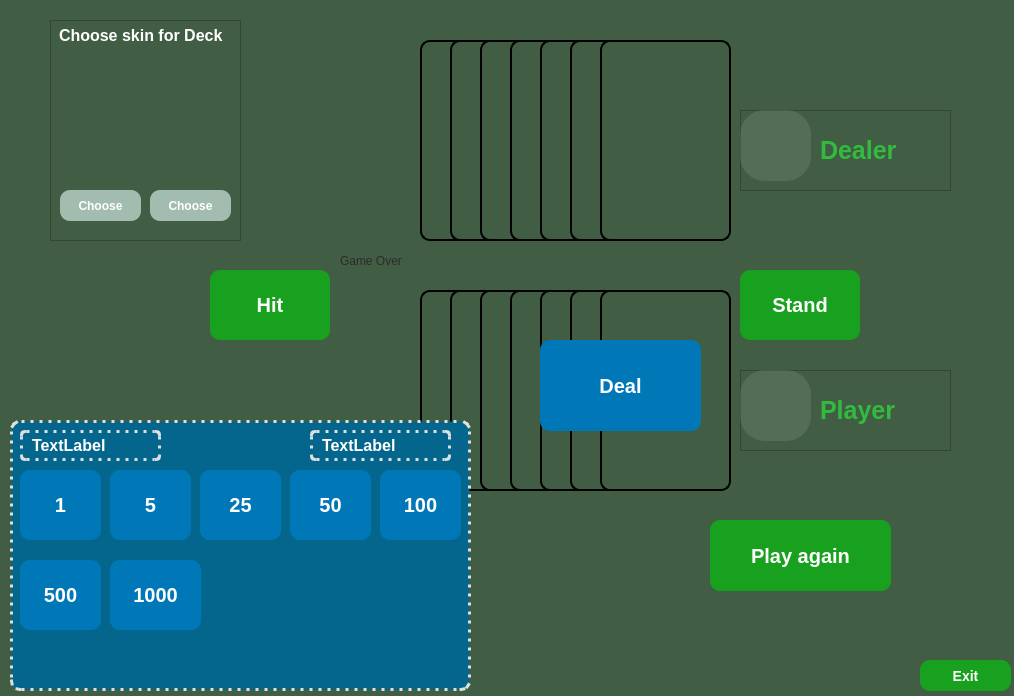
Qt form mainwindow.ui (Yaroslav3947/Blackjack) before a commit.
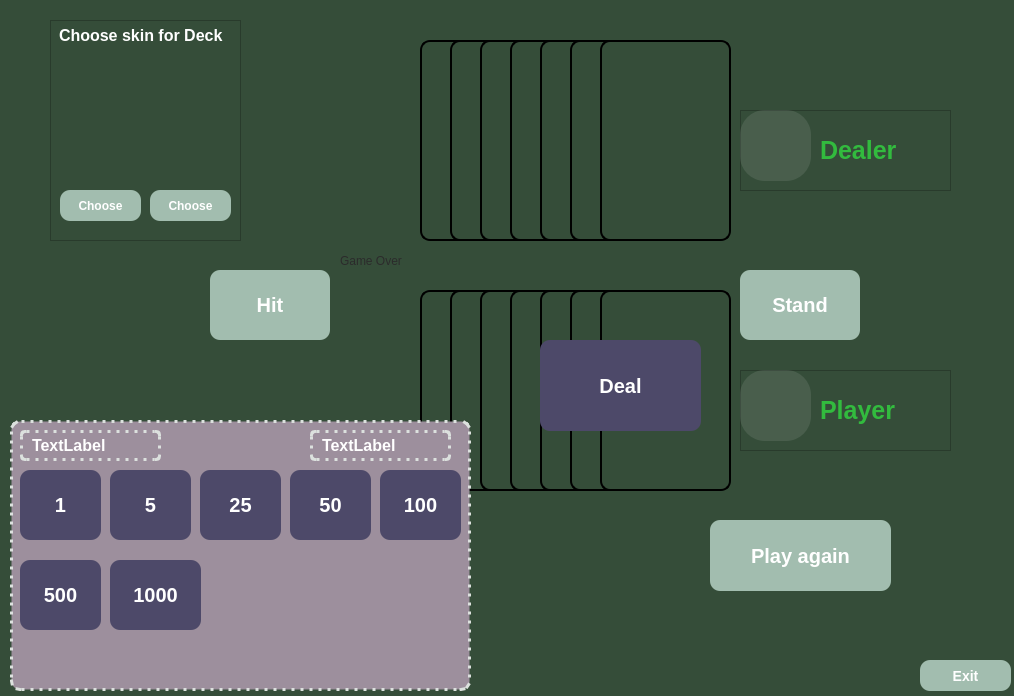
The same form after that commit. Icons and pictures are not drawn.

Commit message: cycled bg music

```diff
--- a/mainwindow.ui
+++ b/mainwindow.ui
@@ -14,7 +14,7 @@
    <string>BlackJack</string>
   </property>
   <property name="styleSheet">
-   <string notr="true">background-color: #415d43 ;
+   <string notr="true">background-color: #354d39 ;
 background-image: radial-gradient(ellipse at center, rgba(44, 110, 73, 0.8) 0%, rgba(44, 110, 73, 1) 50%, rgba(44, 110, 73, 0.8) 100%);
 </string>
   </property>
@@ -30,7 +30,7 @@
     </property>
     <property name="styleSheet">
      <string notr="true">QPushButton {
-    background-color: #18a11e;
+    background-color: #a2bdaf;
     border: none;
     color: white;
     padding: 10px 20px;
@@ -58,7 +58,7 @@
     </property>
     <property name="styleSheet">
      <string notr="true">QPushButton {
-    background-color: #18a11e;
+    background-color: #a2bdaf;
     border: none;
     color: white;
     padding: 10px 20px;
@@ -309,7 +309,7 @@
     </property>
     <property name="styleSheet">
      <string notr="true">QPushButton {
-    background-color: #18a11e;
+    background-color: #a2bdaf;
     border: none;
     color: white;
     padding: 10px 20px;
@@ -389,7 +389,7 @@
     </property>
     <property name="styleSheet">
      <string notr="true">QPushButton {
-    background-color: #0077b6;
+    background-color: #4d4969;
     border: 2 px;
     color: white;
     padding: 10px 20px;
@@ -418,7 +418,7 @@
     <property name="styleSheet">
      <string notr="true">border: 3px dotted #dce1de;
 padding: 10px;
-background-color: #05668d;
+background-color: #9d8f9d;
 border-radius: 10px</string>
     </property>
     <property name="frameShape">
@@ -438,7 +438,7 @@
      </property>
      <property name="styleSheet">
       <string notr="true">QPushButton {
-    background-color: #0077b6;
+    background-color: #4d4969;
     border: none;
     color: white;
     padding: 10px 20px;
@@ -466,7 +466,7 @@
      </property>
      <property name="styleSheet">
       <string notr="true">QPushButton {
-    background-color: #0077b6;
+    background-color: #4d4969;
     border: none;
     color: white;
     padding: 10px 20px;
@@ -494,7 +494,7 @@
      </property>
      <property name="styleSheet">
       <string notr="true">QPushButton {
-    background-color: #0077b6;
+    background-color: #4d4969;
     border: none;
     color: white;
     padding: 10px 20px;
@@ -522,7 +522,7 @@
      </property>
      <property name="styleSheet">
       <string notr="true">QPushButton {
-    background-color: #0077b6;
+    background-color: #4d4969;
     border: none;
     color: white;
     padding: 10px 20px;
@@ -550,7 +550,7 @@
      </property>
      <property name="styleSheet">
       <string notr="true">QPushButton {
-    background-color: #0077b6;
+    background-color: #4d4969;
     border: none;
     color: white;
     padding: 10px 20px;
@@ -578,7 +578,7 @@
      </property>
      <property name="styleSheet">
       <string notr="true">QPushButton {
-    background-color: #0077b6;
+    background-color: #4d4969;
     border: none;
     color: white;
     padding: 10px 20px;
@@ -606,7 +606,7 @@
      </property>
      <property name="styleSheet">
       <string notr="true">QPushButton {
-    background-color: #0077b6;
+    background-color: #4d4969;
     border: none;
     color: white;
     padding: 10px 20px;
@@ -1071,7 +1071,7 @@
     </property>
     <property name="styleSheet">
      <string notr="true">QPushButton {
-    background-color: #18a11e;
+    background-color: #a2bdaf;
     border: none;
     color: white;
     padding: 10px 20px;
```
Left out of the diff: 20 changed lines with no effect on the pictures. The commit also changes 2 other files.
